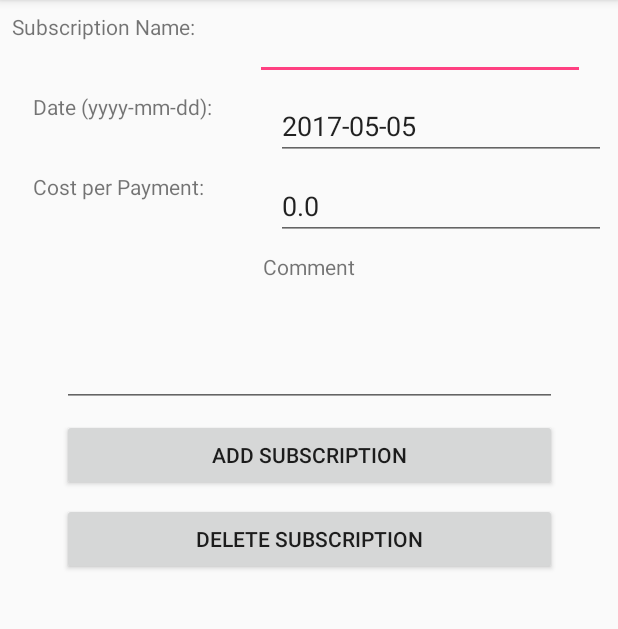
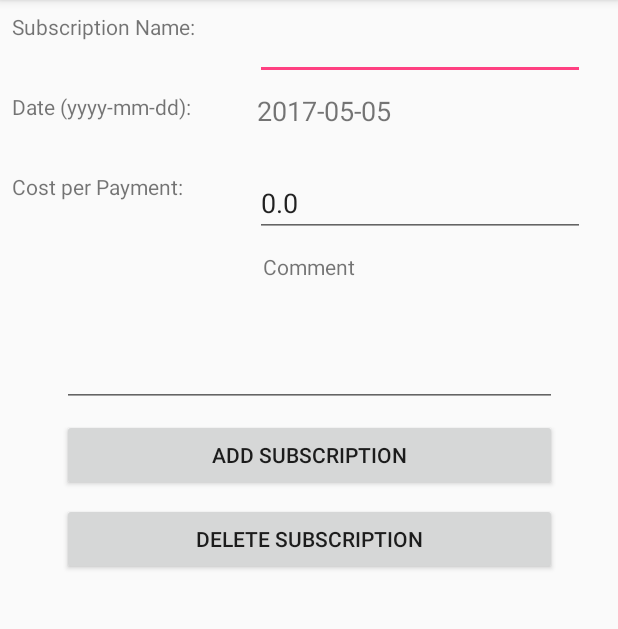
Before and after one commit to CptJamesCook/JCOOK-SubBook, an Android app: the SubDetailsActivity screen opened directly, with no data from a screen before it, on a phone screen of 412 x 824 dp, the part 84-713 px from its top. Run offline under Robolectric (Android 15) with nearby library versions, the phone set to English and light mode, and no system bars; 7 statements that could not run were skipped.

Commit message:
Added date picker and filter for cost field.

```diff
--- a/app/src/main/java/com/example/james/jcook_subbook/BasicSubscription.java
+++ b/app/src/main/java/com/example/james/jcook_subbook/BasicSubscription.java
@@ -139,7 +139,7 @@ public class BasicSubscription {
      */
     @Override
     public String toString(){
-        SimpleDateFormat dateFormatter = new SimpleDateFormat("yyyy-mm-dd");
+        SimpleDateFormat dateFormatter = new SimpleDateFormat("yyyy-MM-dd");
         return this.name
                 + ", Date: " + dateFormatter.format(this.date)
                 + ", Cost: " + String.valueOf(this.cost);
--- /dev/null
+++ b/app/src/main/java/com/example/james/jcook_subbook/DecimalDigitsInputFilter.java
@@ -0,0 +1,47 @@
+/*
+ * Copyright 2018 James Cook
+ *
+ * Permission is hereby granted, free of charge, to any person obtaining a copy of this software and associated documentation files (the "Software"), to deal in the Software without restriction, including without limitation the rights to use, copy, modify, merge, publish, distribute, sublicense, and/or sell copies of the Software, and to permit persons to whom the Software is furnished to do so, subject to the following conditions:
+ *
+ * The above copyright notice and this permission notice shall be included in all copies or substantial portions of the Software.
+ *
+ * THE SOFTWARE IS PROVIDED "AS IS", WITHOUT WARRANTY OF ANY KIND, EXPRESS OR IMPLIED, INCLUDING BUT NOT LIMITED TO THE WARRANTIES OF MERCHANTABILITY, FITNESS FOR A PARTICULAR PURPOSE AND NONINFRINGEMENT. IN NO EVENT SHALL THE AUTHORS OR COPYRIGHT HOLDERS BE LIABLE FOR ANY CLAIM, DAMAGES OR OTHER LIABILITY, WHETHER IN AN ACTION OF CONTRACT, TORT OR OTHERWISE, ARISING FROM, OUT OF OR IN CONNECTION WITH THE SOFTWARE OR THE USE OR OTHER DEALINGS IN THE SOFTWARE.
+ */
+
+
+//following is taken from https://stackoverflow.com/a/8272212 on February 4th, 2018
+package com.example.james.jcook_subbook;
+
+import android.text.InputFilter;
+import android.text.Spanned;
+
+import java.util.regex.Matcher;
+import java.util.regex.Pattern;
+
+/**
+ * A decimal filter to restrict what can be put into an EditText
+ */
+public class DecimalDigitsInputFilter implements InputFilter {
+
+    Pattern mPattern;
+
+    /**
+     * Contructs the digit filter.
+     *
+     * @param digitsBeforeZero Number of digits that come before 0.
+     * @param digitsAfterZero Number of digits that come after 0
+     */
+    public DecimalDigitsInputFilter(int digitsBeforeZero,int digitsAfterZero) {
+        mPattern=Pattern.compile("[0-9]{0," + (digitsBeforeZero-1) + "}+((\\.[0-9]{0," + (digitsAfterZero-1) + "})?)||(\\.)?");
+    }
+
+    @Override
+    public CharSequence filter(CharSequence source, int start, int end, Spanned dest, int dstart, int dend) {
+
+        Matcher matcher=mPattern.matcher(dest);
+        if(!matcher.matches())
+            return "";
+        return null;
+    }
+
+}
--- a/app/src/main/java/com/example/james/jcook_subbook/SubDetailsActivity.java
+++ b/app/src/main/java/com/example/james/jcook_subbook/SubDetailsActivity.java
@@ -10,15 +10,23 @@
 
 package com.example.james.jcook_subbook;
 
+import android.app.DatePickerDialog;
 import android.content.Intent;
+import android.graphics.Color;
+import android.graphics.drawable.ColorDrawable;
 import android.support.v7.app.AppCompatActivity;
 import android.os.Bundle;
+import android.text.InputFilter;
+import android.util.Log;
 import android.view.View;
 import android.widget.Button;
+import android.widget.DatePicker;
 import android.widget.EditText;
+import android.widget.TextView;
 
 import java.text.ParseException;
 import java.text.SimpleDateFormat;
+import java.util.Calendar;
 import java.util.Date;
 
 /**
@@ -31,13 +39,15 @@ import java.util.Date;
 public class SubDetailsActivity extends AppCompatActivity {
 
     private EditText fieldSubName;
-    private EditText fieldSubDate;
+    private TextView fieldSubDate;
     private EditText fieldSubCost;
     private EditText fieldSubComment;
 
     private int subIndex;
 
-    private SimpleDateFormat dateFormatter = new SimpleDateFormat("yyyy-mm-dd");
+    private SimpleDateFormat dateFormatter = new SimpleDateFormat("yyyy-MM-dd");
+
+    private DatePickerDialog.OnDateSetListener mDateSetListener;
 
     public static final String EXTRA_INDEX = "com.example.james.jcook_subbook.INDEX";
     public static final String EXTRA_DEL = "com.example.james.jcook_subbook.DEL";
@@ -64,6 +74,10 @@ public class SubDetailsActivity extends AppCompatActivity {
         fieldSubName = findViewById(R.id.SubName);
         fieldSubDate = findViewById(R.id.SubDate);
         fieldSubCost = findViewById(R.id.SubCost);
+        //create a filter so only proper decimals can be used
+        fieldSubCost.setFilters(new InputFilter[]{
+                new DecimalDigitsInputFilter(5,2)
+        });
         fieldSubComment = findViewById(R.id.SubComment);
 
         //Get info from bundle
@@ -93,6 +107,36 @@ public class SubDetailsActivity extends AppCompatActivity {
                 delBtnOnClickBehavior();
             }
         });
+
+        //define behavior when selecting a date
+        fieldSubDate.setOnClickListener(new View.OnClickListener() {
+            @Override
+            public void onClick(View view) {
+                Calendar cal = Calendar.getInstance();
+                int year = cal.get(Calendar.YEAR);
+                int month = cal.get(Calendar.MONTH);
+                int day = cal.get(Calendar.DAY_OF_MONTH);
+
+                DatePickerDialog dialog = new DatePickerDialog(
+                        SubDetailsActivity.this,
+                        android.R.style.Theme_Holo_Light_Dialog_MinWidth,
+                        mDateSetListener,
+                        year, month, day);
+                dialog.getWindow().setBackgroundDrawable(new ColorDrawable(Color.TRANSPARENT));
+                dialog.show();
+            }
+        });
+
+        //initialize the date listener
+        mDateSetListener = new DatePickerDialog.OnDateSetListener() {
+            @Override
+            public void onDateSet(DatePicker datePicker, int year, int month, int day) {
+                Calendar cal = Calendar.getInstance();
+                cal.set(year, month, day);
+                Date date = cal.getTime();
+                fieldSubDate.setText(dateFormatter.format(date));
+            }
+        };
     }
 
     /**
--- a/app/src/main/res/layout/activity_sub_details.xml
+++ b/app/src/main/res/layout/activity_sub_details.xml
@@ -21,39 +21,13 @@
         app:layout_constraintStart_toEndOf="@+id/DescribeSub"
         app:layout_constraintTop_toTopOf="parent" />
 
-    <EditText
-        android:id="@+id/SubDate"
-        android:layout_width="220dp"
-        android:layout_height="wrap_content"
-        android:layout_marginEnd="8dp"
-        android:layout_marginTop="8dp"
-        android:ems="10"
-        android:inputType="date"
-        android:text="@string/default_date"
-        app:layout_constraintEnd_toEndOf="parent"
-        app:layout_constraintTop_toBottomOf="@+id/SubName" />
-
-    <EditText
-        android:id="@+id/SubCost"
-        android:layout_width="220dp"
-        android:layout_height="wrap_content"
-        android:layout_marginEnd="8dp"
-        android:layout_marginTop="8dp"
-        android:ems="10"
-        android:inputType="numberDecimal"
-        android:text="@string/total_cost_num"
-        app:layout_constraintEnd_toEndOf="parent"
-        app:layout_constraintTop_toBottomOf="@+id/SubDate" />
-
     <TextView
         android:id="@+id/DescribeCost"
         android:layout_width="140dp"
         android:layout_height="45dp"
-        android:layout_marginEnd="8dp"
         android:layout_marginStart="8dp"
         android:layout_marginTop="8dp"
         android:text="@string/cost"
-        app:layout_constraintEnd_toStartOf="@+id/SubCost"
         app:layout_constraintStart_toStartOf="parent"
         app:layout_constraintTop_toBottomOf="@+id/DescribeDate" />
 
@@ -61,11 +35,9 @@
         android:id="@+id/DescribeDate"
         android:layout_width="140dp"
         android:layout_height="45dp"
-        android:layout_marginEnd="8dp"
         android:layout_marginStart="8dp"
         android:layout_marginTop="8dp"
         android:text="@string/date"
-        app:layout_constraintEnd_toStartOf="@+id/SubDate"
         app:layout_constraintStart_toStartOf="parent"
         app:layout_constraintTop_toBottomOf="@+id/DescribeSub" />
 
@@ -131,4 +103,32 @@
         app:layout_constraintStart_toStartOf="parent"
         app:layout_constraintTop_toBottomOf="@+id/saveButton" />
 
+    <TextView
+        android:id="@+id/SubDate"
+        android:layout_width="218dp"
+        android:layout_height="41dp"
+        android:layout_marginEnd="8dp"
+        android:layout_marginStart="8dp"
+        android:layout_marginTop="8dp"
+        android:text="@string/default_date"
+        android:textSize="18sp"
+        app:layout_constraintEnd_toEndOf="parent"
+        app:layout_constraintStart_toEndOf="@+id/DescribeDate"
+        app:layout_constraintTop_toBottomOf="@+id/SubName" />
+
+    <EditText
+        android:id="@+id/SubCost"
+        android:layout_width="220dp"
+        android:layout_height="wrap_content"
+        android:layout_marginBottom="8dp"
+        android:layout_marginEnd="8dp"
+        android:layout_marginStart="8dp"
+        android:layout_marginTop="8dp"
+        android:ems="10"
+        android:inputType="numberDecimal"
+        app:layout_constraintBottom_toTopOf="@+id/DescribeComment"
+        app:layout_constraintEnd_toEndOf="parent"
+        app:layout_constraintStart_toEndOf="@+id/DescribeCost"
+        app:layout_constraintTop_toBottomOf="@+id/SubDate" />
+
 </android.support.constraint.ConstraintLayout>
```
